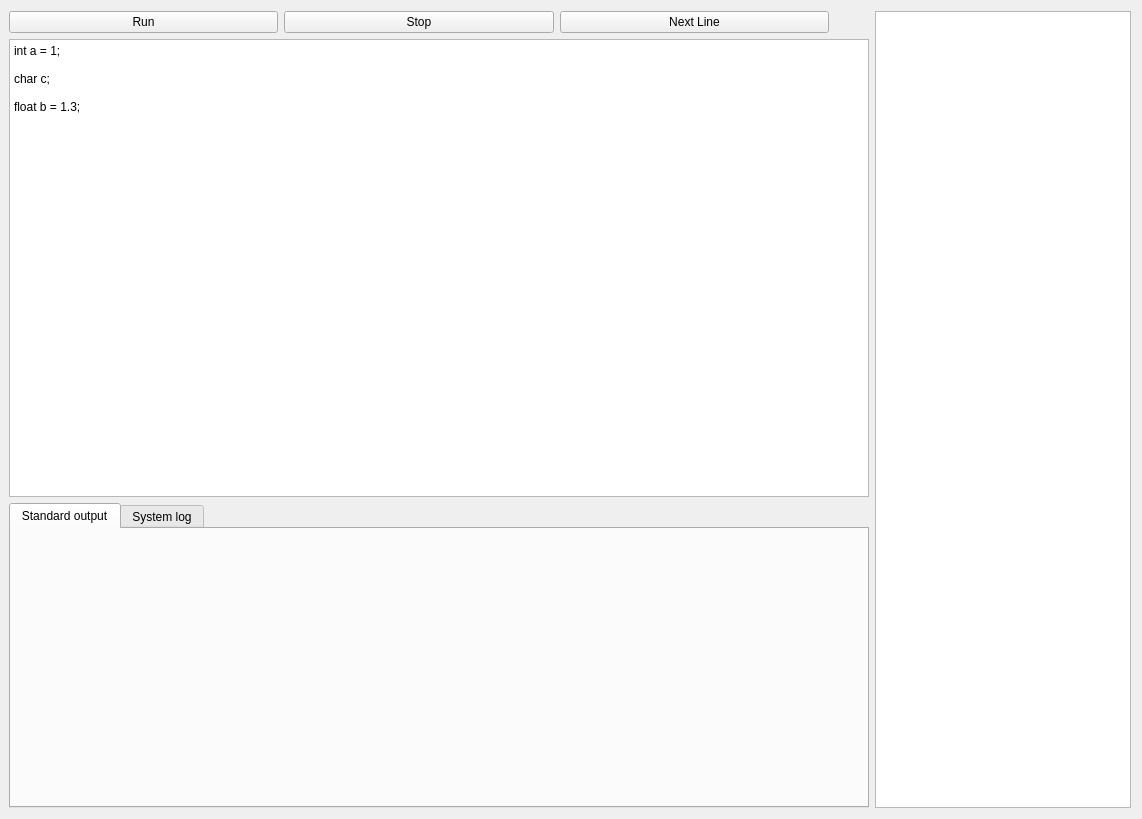
This is src/cexi/CEX_IDE/cexi_ide.ui in alejandrodp/CEXI as Qt 5 draws it before an edit. The edited form follows.
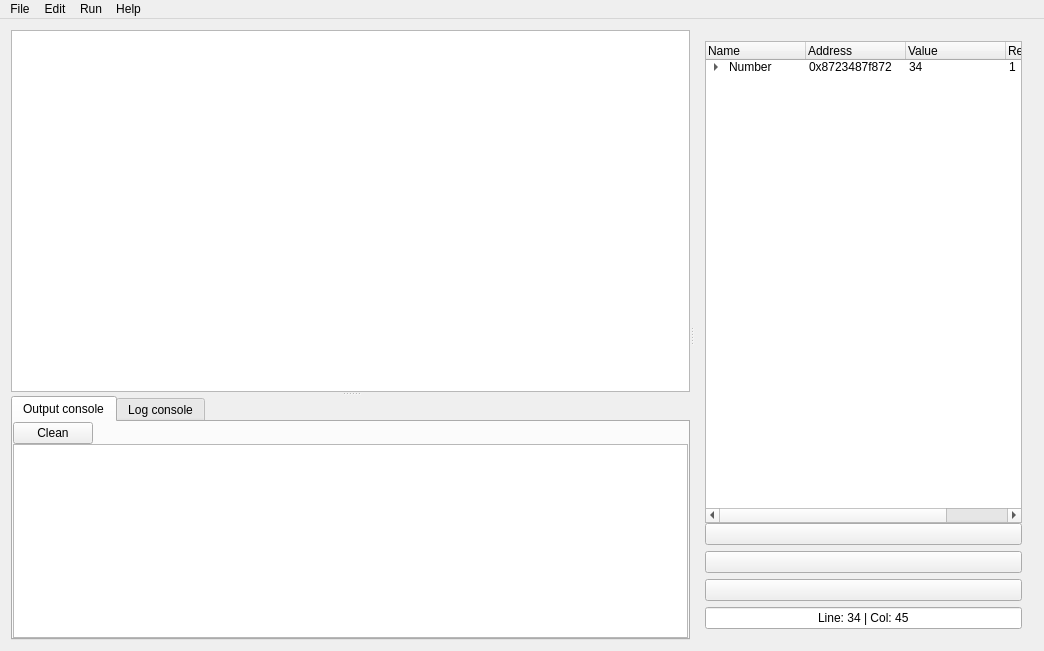
This is the edited form. The open tabs and pages were chosen to show the change. Icons and pictures are not drawn.

```diff
--- a/src/cexi/CEX_IDE/cexi_ide.ui
+++ b/src/cexi/CEX_IDE/cexi_ide.ui
@@ -6,115 +6,629 @@
    <rect>
     <x>0</x>
     <y>0</y>
-    <width>1142</width>
-    <height>819</height>
+    <width>1044</width>
+    <height>651</height>
    </rect>
   </property>
   <property name="windowTitle">
    <string>cexi_ide</string>
   </property>
   <widget class="QWidget" name="centralWidget">
-   <layout class="QHBoxLayout" name="horizontalLayout_2">
-    <property name="leftMargin">
-     <number>9</number>
-    </property>
+   <layout class="QHBoxLayout" name="horizontalLayout">
     <item>
-     <layout class="QVBoxLayout" name="verticalLayout" stretch="0,6,4">
-      <item>
-       <layout class="QHBoxLayout" name="horizontalLayout" stretch="0,0,0,0">
-        <item>
-         <widget class="QPushButton" name="pushButton">
-          <property name="text">
-           <string>Run</string>
-          </property>
-         </widget>
-        </item>
-        <item>
-         <widget class="QPushButton" name="pushButton_2">
-          <property name="text">
-           <string>Stop</string>
-          </property>
-         </widget>
-        </item>
-        <item>
-         <widget class="QPushButton" name="pushButton_3">
-          <property name="text">
-           <string>Next Line</string>
-          </property>
-         </widget>
-        </item>
-        <item>
-         <spacer name="horizontalSpacer">
-          <property name="orientation">
-           <enum>Qt::Horizontal</enum>
-          </property>
-          <property name="sizeType">
-           <enum>QSizePolicy::Preferred</enum>
-          </property>
-          <property name="sizeHint" stdset="0">
-           <size>
-            <width>40</width>
-            <height>20</height>
-           </size>
-          </property>
-         </spacer>
-        </item>
-       </layout>
-      </item>
-      <item>
-       <widget class="QPlainTextEdit" name="plainTextEdit">
-        <property name="sizePolicy">
-         <sizepolicy hsizetype="Preferred" vsizetype="Preferred">
-          <horstretch>0</horstretch>
-          <verstretch>0</verstretch>
-         </sizepolicy>
-        </property>
-        <property name="plainText">
-         <string>int a = 1;
-
-char c;
-
-float b = 1.3;</string>
-        </property>
-       </widget>
-      </item>
-      <item>
-       <widget class="QTabWidget" name="tabWidget">
-        <property name="sizePolicy">
-         <sizepolicy hsizetype="Preferred" vsizetype="Preferred">
-          <horstretch>0</horstretch>
-          <verstretch>0</verstretch>
-         </sizepolicy>
-        </property>
-        <property name="currentIndex">
-         <number>0</number>
-        </property>
-        <widget class="QWidget" name="tab1">
-         <attribute name="title">
-          <string>Standard output</string>
-         </attribute>
-        </widget>
-        <widget class="QWidget" name="tabWidgetPage2">
-         <attribute name="title">
-          <string>System log</string>
-         </attribute>
-        </widget>
-       </widget>
-      </item>
-     </layout>
-    </item>
-    <item>
-     <widget class="QTableView" name="tableView">
+     <widget class="QSplitter" name="splitter_2">
       <property name="sizePolicy">
-       <sizepolicy hsizetype="Fixed" vsizetype="Preferred">
+       <sizepolicy hsizetype="Expanding" vsizetype="Preferred">
         <horstretch>0</horstretch>
         <verstretch>0</verstretch>
        </sizepolicy>
       </property>
+      <property name="minimumSize">
+       <size>
+        <width>100</width>
+        <height>0</height>
+       </size>
+      </property>
+      <property name="baseSize">
+       <size>
+        <width>100</width>
+        <height>0</height>
+       </size>
+      </property>
+      <property name="orientation">
+       <enum>Qt::Horizontal</enum>
+      </property>
+      <property name="childrenCollapsible">
+       <bool>true</bool>
+      </property>
+      <widget class="QSplitter" name="splitter">
+       <property name="sizePolicy">
+        <sizepolicy hsizetype="Ignored" vsizetype="Preferred">
+         <horstretch>0</horstretch>
+         <verstretch>0</verstretch>
+        </sizepolicy>
+       </property>
+       <property name="minimumSize">
+        <size>
+         <width>0</width>
+         <height>0</height>
+        </size>
+       </property>
+       <property name="baseSize">
+        <size>
+         <width>0</width>
+         <height>0</height>
+        </size>
+       </property>
+       <property name="frameShape">
+        <enum>QFrame::NoFrame</enum>
+       </property>
+       <property name="frameShadow">
+        <enum>QFrame::Plain</enum>
+       </property>
+       <property name="midLineWidth">
+        <number>0</number>
+       </property>
+       <property name="orientation">
+        <enum>Qt::Vertical</enum>
+       </property>
+       <property name="opaqueResize">
+        <bool>true</bool>
+       </property>
+       <property name="childrenCollapsible">
+        <bool>true</bool>
+       </property>
+       <widget class="QPlainTextEdit" name="plainTextEdit">
+        <property name="sizePolicy">
+         <sizepolicy hsizetype="Maximum" vsizetype="Maximum">
+          <horstretch>0</horstretch>
+          <verstretch>2</verstretch>
+         </sizepolicy>
+        </property>
+        <property name="minimumSize">
+         <size>
+          <width>133</width>
+          <height>100</height>
+         </size>
+        </property>
+        <property name="baseSize">
+         <size>
+          <width>200</width>
+          <height>200</height>
+         </size>
+        </property>
+       </widget>
+       <widget class="QTabWidget" name="tabWidget">
+        <property name="sizePolicy">
+         <sizepolicy hsizetype="Minimum" vsizetype="Minimum">
+          <horstretch>0</horstretch>
+          <verstretch>0</verstretch>
+         </sizepolicy>
+        </property>
+        <property name="baseSize">
+         <size>
+          <width>0</width>
+          <height>0</height>
+         </size>
+        </property>
+        <property name="currentIndex">
+         <number>1</number>
+        </property>
+        <widget class="QWidget" name="tab">
+         <property name="baseSize">
+          <size>
+           <width>0</width>
+           <height>20</height>
+          </size>
+         </property>
+         <attribute name="title">
+          <string>Output console</string>
+         </attribute>
+         <layout class="QVBoxLayout" name="verticalLayout_5">
+          <property name="spacing">
+           <number>0</number>
+          </property>
+          <property name="leftMargin">
+           <number>0</number>
+          </property>
+          <property name="topMargin">
+           <number>0</number>
+          </property>
+          <property name="rightMargin">
+           <number>0</number>
+          </property>
+          <property name="bottomMargin">
+           <number>0</number>
+          </property>
+          <item>
+           <layout class="QHBoxLayout" name="horizontalLayout_3">
+            <item>
+             <widget class="QPushButton" name="pushButton_5">
+              <property name="text">
+               <string>Clean</string>
+              </property>
+             </widget>
+            </item>
+            <item>
+             <spacer name="horizontalSpacer_2">
+              <property name="orientation">
+               <enum>Qt::Horizontal</enum>
+              </property>
+              <property name="sizeHint" stdset="0">
+               <size>
+                <width>40</width>
+                <height>20</height>
+               </size>
+              </property>
+             </spacer>
+            </item>
+           </layout>
+          </item>
+          <item>
+           <widget class="QPlainTextEdit" name="plainTextEdit_3">
+            <property name="sizePolicy">
+             <sizepolicy hsizetype="Expanding" vsizetype="Expanding">
+              <horstretch>0</horstretch>
+              <verstretch>0</verstretch>
+             </sizepolicy>
+            </property>
+           </widget>
+          </item>
+         </layout>
+        </widget>
+        <widget class="QWidget" name="tab_2">
+         <attribute name="title">
+          <string>Log console</string>
+         </attribute>
+         <layout class="QVBoxLayout" name="verticalLayout_4">
+          <property name="spacing">
+           <number>0</number>
+          </property>
+          <property name="leftMargin">
+           <number>0</number>
+          </property>
+          <property name="topMargin">
+           <number>0</number>
+          </property>
+          <property name="rightMargin">
+           <number>0</number>
+          </property>
+          <property name="bottomMargin">
+           <number>0</number>
+          </property>
+          <item>
+           <layout class="QHBoxLayout" name="horizontalLayout_2">
+            <item>
+             <widget class="QPushButton" name="pushButton_4">
+              <property name="text">
+               <string>Clean</string>
+              </property>
+             </widget>
+            </item>
+            <item>
+             <spacer name="horizontalSpacer">
+              <property name="orientation">
+               <enum>Qt::Horizontal</enum>
+              </property>
+              <property name="sizeHint" stdset="0">
+               <size>
+                <width>40</width>
+                <height>20</height>
+               </size>
+              </property>
+             </spacer>
+            </item>
+           </layout>
+          </item>
+          <item>
+           <widget class="QPlainTextEdit" name="plainTextEdit_2">
+            <property name="sizePolicy">
+             <sizepolicy hsizetype="Minimum" vsizetype="Expanding">
+              <horstretch>0</horstretch>
+              <verstretch>0</verstretch>
+             </sizepolicy>
+            </property>
+           </widget>
+          </item>
+         </layout>
+        </widget>
+       </widget>
+      </widget>
+      <widget class="QWidget" name="">
+       <layout class="QVBoxLayout" name="verticalLayout_2">
+        <property name="spacing">
+         <number>0</number>
+        </property>
+        <item>
+         <widget class="QTreeWidget" name="treeWidget">
+          <property name="sizePolicy">
+           <sizepolicy hsizetype="Ignored" vsizetype="Expanding">
+            <horstretch>0</horstretch>
+            <verstretch>0</verstretch>
+           </sizepolicy>
+          </property>
+          <property name="minimumSize">
+           <size>
+            <width>20</width>
+            <height>0</height>
+           </size>
+          </property>
+          <property name="baseSize">
+           <size>
+            <width>1000</width>
+            <height>0</height>
+           </size>
+          </property>
+          <column>
+           <property name="text">
+            <string>Name</string>
+           </property>
+          </column>
+          <column>
+           <property name="text">
+            <string>Address</string>
+           </property>
+          </column>
+          <column>
+           <property name="text">
+            <string>Value</string>
+           </property>
+          </column>
+          <column>
+           <property name="text">
+            <string>Ref. Count</string>
+           </property>
+          </column>
+          <item>
+           <property name="text">
+            <string>Number</string>
+           </property>
+           <property name="text">
+            <string>0x8723487f872</string>
+           </property>
+           <property name="text">
+            <string>34</string>
+           </property>
+           <property name="text">
+            <string>1</string>
+           </property>
+           <item>
+            <property name="text">
+             <string>Ref1</string>
+            </property>
+            <property name="text">
+             <string>0x732478c7</string>
+            </property>
+            <property name="text">
+             <string>0x8723487f872</string>
+            </property>
+            <property name="text">
+             <string>0</string>
+            </property>
+           </item>
+          </item>
+         </widget>
+        </item>
+        <item>
+         <layout class="QVBoxLayout" name="verticalLayout">
+          <item>
+           <widget class="QPushButton" name="pushButton">
+            <property name="sizePolicy">
+             <sizepolicy hsizetype="Minimum" vsizetype="Minimum">
+              <horstretch>0</horstretch>
+              <verstretch>0</verstretch>
+             </sizepolicy>
+            </property>
+            <property name="minimumSize">
+             <size>
+              <width>0</width>
+              <height>0</height>
+             </size>
+            </property>
+            <property name="baseSize">
+             <size>
+              <width>0</width>
+              <height>0</height>
+             </size>
+            </property>
+            <property name="toolTip">
+             <string>Run program</string>
+            </property>
+            <property name="toolTipDuration">
+             <number>1</number>
+            </property>
+            <property name="text">
+             <string/>
+            </property>
+            <property name="icon">
+             <iconset>
+              <normaloff>res/play-5-256.png</normaloff>res/play-5-256.png</iconset>
+            </property>
+            <property name="iconSize">
+             <size>
+              <width>32</width>
+              <height>32</height>
+             </size>
+            </property>
+           </widget>
+          </item>
+          <item>
+           <widget class="QPushButton" name="pushButton_3">
+            <property name="sizePolicy">
+             <sizepolicy hsizetype="Minimum" vsizetype="Minimum">
+              <horstretch>0</horstretch>
+              <verstretch>0</verstretch>
+             </sizepolicy>
+            </property>
+            <property name="minimumSize">
+             <size>
+              <width>0</width>
+              <height>0</height>
+             </size>
+            </property>
+            <property name="baseSize">
+             <size>
+              <width>0</width>
+              <height>0</height>
+             </size>
+            </property>
+            <property name="toolTip">
+             <string>Next line</string>
+            </property>
+            <property name="toolTipDuration">
+             <number>1</number>
+            </property>
+            <property name="text">
+             <string/>
+            </property>
+            <property name="icon">
+             <iconset>
+              <normaloff>res/arrow-31-256.png</normaloff>res/arrow-31-256.png</iconset>
+            </property>
+            <property name="iconSize">
+             <size>
+              <width>32</width>
+              <height>32</height>
+             </size>
+            </property>
+           </widget>
+          </item>
+          <item>
+           <widget class="QPushButton" name="pushButton_2">
+            <property name="sizePolicy">
+             <sizepolicy hsizetype="Minimum" vsizetype="Minimum">
+              <horstretch>0</horstretch>
+              <verstretch>0</verstretch>
+             </sizepolicy>
+            </property>
+            <property name="minimumSize">
+             <size>
+              <width>0</width>
+              <height>0</height>
+             </size>
+            </property>
+            <property name="baseSize">
+             <size>
+              <width>0</width>
+              <height>0</height>
+             </size>
+            </property>
+            <property name="toolTip">
+             <string>Stop program</string>
+            </property>
+            <property name="toolTipDuration">
+             <number>1</number>
+            </property>
+            <property name="text">
+             <string/>
+            </property>
+            <property name="icon">
+             <iconset>
+              <normaloff>res/square-256.png</normaloff>res/square-256.png</iconset>
+            </property>
+            <property name="iconSize">
+             <size>
+              <width>32</width>
+              <height>32</height>
+             </size>
+            </property>
+           </widget>
+          </item>
+          <item>
+           <widget class="QLineEdit" name="lineEdit">
+            <property name="sizePolicy">
+             <sizepolicy hsizetype="Expanding" vsizetype="Maximum">
+              <horstretch>0</horstretch>
+              <verstretch>0</verstretch>
+             </sizepolicy>
+            </property>
+            <property name="minimumSize">
+             <size>
+              <width>0</width>
+              <height>0</height>
+             </size>
+            </property>
+            <property name="baseSize">
+             <size>
+              <width>0</width>
+              <height>0</height>
+             </size>
+            </property>
+            <property name="font">
+             <font>
+              <stylestrategy>PreferAntialias</stylestrategy>
+             </font>
+            </property>
+            <property name="autoFillBackground">
+             <bool>false</bool>
+            </property>
+            <property name="text">
+             <string>Line: 34 | Col: 45</string>
+            </property>
+            <property name="alignment">
+             <set>Qt::AlignCenter</set>
+            </property>
+            <property name="readOnly">
+             <bool>true</bool>
+            </property>
+            <property name="clearButtonEnabled">
+             <bool>false</bool>
+            </property>
+           </widget>
+          </item>
+         </layout>
+        </item>
+       </layout>
+      </widget>
      </widget>
     </item>
    </layout>
   </widget>
+  <widget class="QMenuBar" name="menuBar">
+   <property name="geometry">
+    <rect>
+     <x>0</x>
+     <y>0</y>
+     <width>1044</width>
+     <height>22</height>
+    </rect>
+   </property>
+   <widget class="QMenu" name="menuFile">
+    <property name="title">
+     <string>File</string>
+    </property>
+    <addaction name="actionOpen"/>
+    <addaction name="actionClose"/>
+    <addaction name="separator"/>
+    <addaction name="actionSave_all"/>
+    <addaction name="actionSave_as"/>
+   </widget>
+   <widget class="QMenu" name="menuEdit">
+    <property name="title">
+     <string>Edit</string>
+    </property>
+    <addaction name="actionCopy"/>
+    <addaction name="actionCut"/>
+    <addaction name="actionPaste"/>
+   </widget>
+   <widget class="QMenu" name="menuRun">
+    <property name="title">
+     <string>Run</string>
+    </property>
+    <addaction name="actionRun"/>
+    <addaction name="actionStep"/>
+    <addaction name="actionStop"/>
+   </widget>
+   <widget class="QMenu" name="menuHelp">
+    <property name="title">
+     <string>Help</string>
+    </property>
+    <addaction name="actionAbout"/>
+   </widget>
+   <addaction name="menuFile"/>
+   <addaction name="menuEdit"/>
+   <addaction name="menuRun"/>
+   <addaction name="menuHelp"/>
+  </widget>
+  <action name="actionOpen">
+   <property name="icon">
+    <iconset>
+     <normaloff>res/open-in-browser-24.png</normaloff>res/open-in-browser-24.png</iconset>
+   </property>
+   <property name="text">
+    <string>Open</string>
+   </property>
+  </action>
+  <action name="actionClose">
+   <property name="icon">
+    <iconset>
+     <normaloff>res/close-window-24.png</normaloff>res/close-window-24.png</iconset>
+   </property>
+   <property name="text">
+    <string>Close</string>
+   </property>
+  </action>
+  <action name="actionSave_all">
+   <property name="icon">
+    <iconset>
+     <normaloff>res/save-24.png</normaloff>res/save-24.png</iconset>
+   </property>
+   <property name="text">
+    <string>Save all</string>
+   </property>
+  </action>
+  <action name="actionSave_as">
+   <property name="icon">
+    <iconset>
+     <normaloff>res/save-as-24.png</normaloff>res/save-as-24.png</iconset>
+   </property>
+   <property name="text">
+    <string>Save as...</string>
+   </property>
+  </action>
+  <action name="actionCopy">
+   <property name="icon">
+    <iconset>
+     <normaloff>res/copy-24.png</normaloff>res/copy-24.png</iconset>
+   </property>
+   <property name="text">
+    <string>Copy</string>
+   </property>
+  </action>
+  <action name="actionCut">
+   <property name="icon">
+    <iconset>
+     <normaloff>res/cut-24.png</normaloff>res/cut-24.png</iconset>
+   </property>
+   <property name="text">
+    <string>Cut</string>
+   </property>
+  </action>
+  <action name="actionPaste">
+   <property name="icon">
+    <iconset>
+     <normaloff>res/clipboard-8-24.png</normaloff>res/clipboard-8-24.png</iconset>
+   </property>
+   <property name="text">
+    <string>Paste</string>
+   </property>
+  </action>
+  <action name="actionRun">
+   <property name="icon">
+    <iconset>
+     <normaloff>res/play-5-256.png</normaloff>res/play-5-256.png</iconset>
+   </property>
+   <property name="text">
+    <string>Start</string>
+   </property>
+  </action>
+  <action name="actionStep">
+   <property name="icon">
+    <iconset>
+     <normaloff>res/arrow-31-256.png</normaloff>res/arrow-31-256.png</iconset>
+   </property>
+   <property name="text">
+    <string>Step</string>
+   </property>
+  </action>
+  <action name="actionStop">
+   <property name="icon">
+    <iconset>
+     <normaloff>res/square-256.png</normaloff>res/square-256.png</iconset>
+   </property>
+   <property name="text">
+    <string>Stop</string>
+   </property>
+  </action>
+  <action name="actionAbout">
+   <property name="icon">
+    <iconset>
+     <normaloff>res/about-24.png</normaloff>res/about-24.png</iconset>
+   </property>
+   <property name="text">
+    <string>About</string>
+   </property>
+  </action>
  </widget>
  <layoutdefault spacing="6" margin="11"/>
  <resources/>
```
